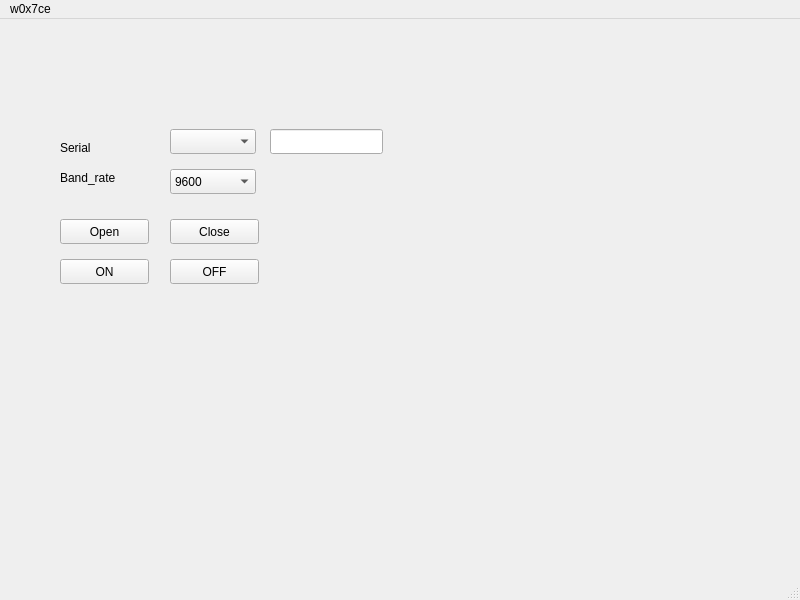
The window that src/mainwindow.ui (tianrking/qt_pro) describes before a commit, drawn with Qt 5.
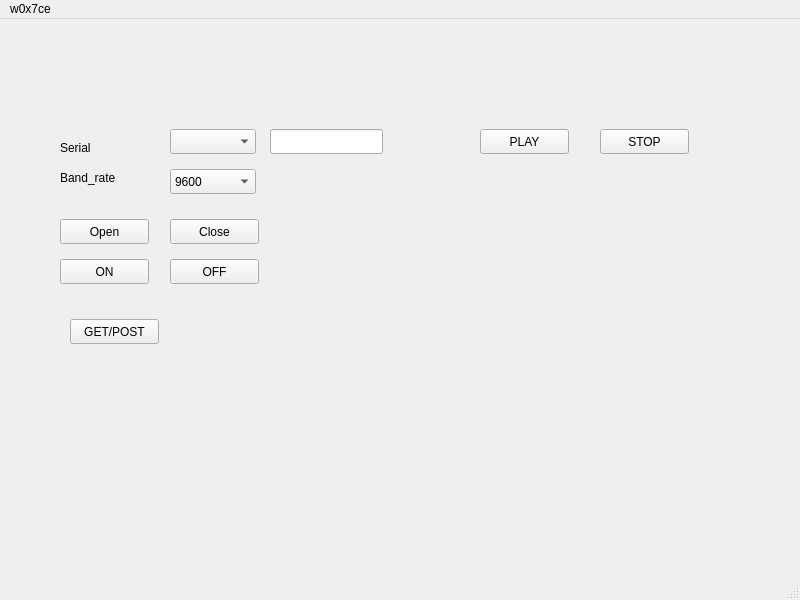
The same window after the commit.

```diff
--- a/src/mainwindow.ui
+++ b/src/mainwindow.ui
@@ -142,6 +142,56 @@
      <string>OFF</string>
     </property>
    </widget>
+   <widget class="QPushButton" name="pushButton_5">
+    <property name="geometry">
+     <rect>
+      <x>70</x>
+      <y>300</y>
+      <width>89</width>
+      <height>25</height>
+     </rect>
+    </property>
+    <property name="text">
+     <string>GET/POST</string>
+    </property>
+   </widget>
+   <widget class="QWidget" name="verticalLayoutWidget">
+    <property name="geometry">
+     <rect>
+      <x>370</x>
+      <y>180</y>
+      <width>381</width>
+      <height>161</height>
+     </rect>
+    </property>
+    <layout class="QVBoxLayout" name="verticalLayout"/>
+   </widget>
+   <widget class="QPushButton" name="pushButton_6">
+    <property name="geometry">
+     <rect>
+      <x>480</x>
+      <y>110</y>
+      <width>89</width>
+      <height>25</height>
+     </rect>
+    </property>
+    <property name="text">
+     <string>PLAY</string>
+    </property>
+   </widget>
+   <widget class="QPushButton" name="pushButton_7">
+    <property name="geometry">
+     <rect>
+      <x>600</x>
+      <y>110</y>
+      <width>89</width>
+      <height>25</height>
+     </rect>
+    </property>
+    <property name="text">
+     <string>STOP</string>
+    </property>
+   </widget>
   </widget>
   <widget class="QMenuBar" name="menubar">
    <property name="geometry">
```
